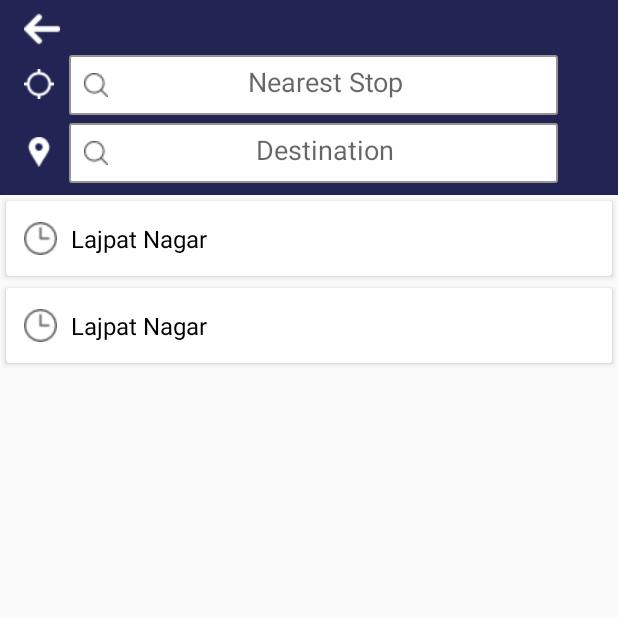
After one commit to khurranasagar/busKAROApp, an Android app: the Destinations screen opened directly, with no data from a screen before it, on a phone screen of 412 x 824 dp, the top half of it. The commit adds this screen. Run offline under Robolectric (Android 15) with nearby library versions, the phone set to English and light mode, and no system bars.

Commit message:
dest screen

```diff
--- a/app/build.gradle
+++ b/app/build.gradle
@@ -36,6 +36,7 @@ dependencies {
     implementation 'com.google.android.gms:play-services-auth:11.8.0'
     compile 'com.android.support:support-annotations:27.1.0'
     compile 'com.google.firebase:firebase-database:11.8.0'
+    implementation 'com.android.support:cardview-v7:26.1.0'
 }
 
 apply plugin: 'com.google.gms.google-services'
--- /dev/null
+++ b/app/src/main/java/com/example/sagar/buskaro/Destinations.java
@@ -0,0 +1,40 @@
+package com.example.sagar.buskaro;
+
+import android.support.v7.app.AppCompatActivity;
+import android.os.Bundle;
+import android.support.v7.widget.LinearLayoutManager;
+import android.support.v7.widget.RecyclerView;
+import android.support.v7.widget.Toolbar;
+
+import java.util.ArrayList;
+import java.util.List;
+
+public class Destinations extends AppCompatActivity {
+    RecyclerView recyclerView2;
+    ProductAdapter adapter2;
+    List<Product> destlist;
+
+
+    @Override
+    protected void onCreate(Bundle savedInstanceState) {
+        super.onCreate(savedInstanceState);
+        setContentView(R.layout.activity_destinations);
+        destlist=new ArrayList<>();
+        recyclerView2 = (RecyclerView) findViewById(R.id.destrec);
+        recyclerView2.setHasFixedSize(true);
+        recyclerView2.setLayoutManager(new LinearLayoutManager(this));
+
+        destlist.add(
+                new Product(R.drawable.clock,"Lajpat Nagar")
+        );
+        destlist.add(
+                new Product(R.drawable.clock,"Lajpat Nagar")
+        );
+
+        adapter2 = new ProductAdapter(this, destlist);
+
+        //setting adapter to recyclerview
+        recyclerView2.setAdapter(adapter2);
+
+    }
+}
--- a/app/src/main/java/com/example/sagar/buskaro/HomeScreen.java
+++ b/app/src/main/java/com/example/sagar/buskaro/HomeScreen.java
@@ -12,6 +12,7 @@ import android.support.v4.app.ActivityCompat;
 import android.support.v4.app.FragmentActivity;
 import android.support.v4.content.ContextCompat;
 import android.view.View;
+import android.widget.Button;
 import android.widget.RelativeLayout;
 import android.widget.Toast;
 
@@ -53,6 +54,7 @@ public class HomeScreen extends FragmentActivity implements OnMapReadyCallback,
     private Marker currentLocationMarker;
 
     public static final int PERMISSION_REQUEST_LOCATION_CODE = 99;
+    private Button DestButton;
 
     private View mMapView;
 
@@ -72,7 +74,14 @@ public class HomeScreen extends FragmentActivity implements OnMapReadyCallback,
         mMapView = (View) findViewById(R.id.map);
         SupportMapFragment mapFragment = (SupportMapFragment) getSupportFragmentManager()
                 .findFragmentById(R.id.map);
-
+        DestButton=(Button)findViewById(R.id.destbutton);
+        DestButton.setOnClickListener(new View.OnClickListener() {
+            @Override
+            public void onClick(View v) {
+                Intent intent=new Intent(v.getContext(),Destinations.class);
+                startActivity(intent);
+            }
+        });
         View locationButton = ((View) mMapView.findViewById(Integer.parseInt("1")).getParent()).findViewById(Integer.parseInt("2"));
         RelativeLayout.LayoutParams rlp = (RelativeLayout.LayoutParams) locationButton.getLayoutParams();
         rlp.addRule(RelativeLayout.ALIGN_PARENT_TOP, 0);
--- /dev/null
+++ b/app/src/main/java/com/example/sagar/buskaro/Product.java
@@ -0,0 +1,23 @@
+package com.example.sagar.buskaro;
+
+/**
+ * Created by Harshit Verma on 23-03-2018.
+ */
+
+public class Product {
+    private int image;
+    private String destname;
+
+    public Product(int image, String destname) {
+        this.image = image;
+        this.destname = destname;
+    }
+
+    public int getImage() {
+        return image;
+    }
+
+    public String getDestname() {
+        return destname;
+    }
+}
--- /dev/null
+++ b/app/src/main/java/com/example/sagar/buskaro/ProductAdapter.java
@@ -0,0 +1,56 @@
+package com.example.sagar.buskaro;
+
+import android.content.Context;
+import android.support.v7.widget.RecyclerView;
+import android.view.LayoutInflater;
+import android.view.View;
+import android.view.ViewGroup;
+import android.widget.ImageView;
+import android.widget.TextView;
+
+import java.util.List;
+
+/**
+ * Created by Harshit Verma on 23-03-2018.
+ */
+
+public class ProductAdapter extends RecyclerView.Adapter<ProductAdapter.ProductViewHolder> {
+    private Context ctx;
+    private List<Product> destlist;
+
+    public ProductAdapter(Context ctx, List<Product> destlist) {
+        this.ctx = ctx;
+        this.destlist = destlist;
+    }
+
+    @Override
+    public ProductViewHolder onCreateViewHolder(ViewGroup parent, int viewType) {
+        LayoutInflater inflater = LayoutInflater.from(ctx);
+        View view = inflater.inflate(R.layout.list_layout, null);
+        return new ProductViewHolder(view);
+    }
+
+    @Override
+    public void onBindViewHolder(ProductViewHolder holder, int position) {
+        Product prod=destlist.get(position);
+        holder.destname.setText(prod.getDestname());
+
+        holder.destimg.setImageDrawable(ctx.getResources().getDrawable(prod.getImage()));
+    }
+
+    @Override
+    public int getItemCount() {
+        return destlist.size();
+    }
+
+    class ProductViewHolder extends RecyclerView.ViewHolder{
+        ImageView destimg;
+        TextView destname;
+        public ProductViewHolder(View itemView) {
+            super(itemView);
+            destimg=itemView.findViewById(R.id.desticon);
+            destname=itemView.findViewById(R.id.destname);
+
+        }
+    }
+}
--- /dev/null
+++ b/app/src/main/res/drawable/login_edittext.xml
@@ -0,0 +1,22 @@
+<?xml version="1.0" encoding="utf-8"?>
+<selector xmlns:android="http://schemas.android.com/apk/res/android">
+    <item>
+        <shape>
+            <gradient
+                android:angle="270"
+                android:endColor="@color/white"
+                android:startColor="@color/white" />
+            <stroke
+                android:width="1dp"
+                android:color="@color/newgray" />
+            <corners
+                android:radius="1dp" />
+            <padding
+                android:bottom="10dp"
+                android:left="10dp"
+                android:right="10dp"
+                android:top="10dp" />
+        </shape>
+    </item>
+
+</selector>
--- /dev/null
+++ b/app/src/main/res/layout/activity_destinations.xml
@@ -0,0 +1,102 @@
+<?xml version="1.0" encoding="utf-8"?>
+<LinearLayout xmlns:android="http://schemas.android.com/apk/res/android"
+    xmlns:app="http://schemas.android.com/apk/res-auto"
+    xmlns:tools="http://schemas.android.com/tools"
+    android:layout_width="match_parent"
+    android:orientation="vertical"
+
+
+    android:layout_height="match_parent"
+    tools:context="com.example.sagar.buskaro.Destinations">
+
+
+    <android.support.v7.widget.Toolbar
+        android:id="@+id/toolbar2"
+        android:layout_width="match_parent"
+        android:layout_height="130dp"
+        android:layout_marginStart="0dp"
+
+        android:background="@color/MidnightBlue"
+        android:label="@string/Destination"
+        app:popupTheme="@style/AppTheme.PopupOverlay">
+
+        <LinearLayout
+            android:layout_width="match_parent"
+            android:layout_height="wrap_content"
+            android:layout_gravity="center"
+            android:orientation="vertical">
+
+            <ImageView
+                android:layout_width="wrap_content"
+                android:layout_height="wrap_content"
+                android:layout_marginBottom="5dp"
+                app:srcCompat="@drawable/backarrow" />
+
+            <LinearLayout
+                android:layout_width="match_parent"
+                android:layout_height="match_parent"
+                android:orientation="horizontal">
+
+                <ImageView
+                    android:id="@+id/imageView3"
+                    android:layout_width="20dp"
+                    android:layout_height="20dp"
+                    android:baselineAlignBottom="true"
+                    app:srcCompat="@drawable/current" />
+
+                <EditText
+                    android:id="@+id/neareststop"
+                    android:layout_width="match_parent"
+                    android:layout_height="40dp"
+                    android:layout_marginBottom="5dp"
+                    android:layout_marginLeft="10dp"
+                    android:layout_marginRight="40dp"
+                    android:background="@drawable/login_edittext"
+                    android:drawableLeft="@drawable/search"
+                    android:gravity="center"
+                    android:hint="@string/NearestStop"
+                    android:textAlignment="center"></EditText>
+
+
+            </LinearLayout>
+
+
+        <LinearLayout
+            android:layout_width="match_parent"
+            android:layout_height="match_parent"
+            android:orientation="horizontal">
+
+            <ImageView
+                android:id="@+id/imageView4"
+                android:layout_width="20dp"
+                android:layout_height="20dp"
+                android:baselineAlignBottom="true"
+                app:srcCompat="@drawable/destmark" />
+
+            <EditText
+                android:id="@+id/destination"
+                android:layout_width="match_parent"
+                android:layout_height="40dp"
+                android:layout_marginLeft="10dp"
+                android:layout_marginRight="40dp"
+                android:background="@drawable/login_edittext"
+                android:drawableLeft="@drawable/search"
+                android:gravity="center"
+                android:hint="@string/Destination"
+                android:textAlignment="center"></EditText>
+
+        </LinearLayout>
+
+
+
+        </LinearLayout>
+
+
+    </android.support.v7.widget.Toolbar>
+
+    <android.support.v7.widget.RecyclerView
+        android:id="@+id/destrec"
+        android:layout_width="match_parent"
+        android:layout_height="match_parent" />
+
+</LinearLayout>
--- a/app/src/main/res/layout/activity_home_screen.xml
+++ b/app/src/main/res/layout/activity_home_screen.xml
@@ -21,5 +21,13 @@ xmlns:android="http://schemas.android.com/apk/res/android" >
         android:onClick="ClickSearchBox"
         android:text="Where to ? " />
 
+    <Button
+        android:id="@+id/destbutton"
+        android:layout_width="wrap_content"
+        android:layout_height="wrap_content"
+        android:layout_below="@+id/button2"
+        android:layout_centerHorizontal="true"
+        android:text="Destination Screen" />
+
 
 </RelativeLayout>
--- /dev/null
+++ b/app/src/main/res/layout/list_layout.xml
@@ -0,0 +1,43 @@
+<?xml version="1.0" encoding="utf-8"?>
+<LinearLayout xmlns:android="http://schemas.android.com/apk/res/android"
+    android:orientation="vertical" android:layout_width="match_parent"
+    android:layout_height="wrap_content">
+
+    <android.support.v7.widget.CardView
+        android:layout_width="match_parent"
+        android:layout_height="wrap_content"
+        android:layout_margin="4dp">
+
+        <RelativeLayout
+            android:layout_width="match_parent"
+            android:layout_height="50dp"
+            android:padding="8dp">
+
+            <ImageView
+                android:id="@+id/desticon"
+                android:layout_width="30dp"
+                android:layout_height="30dp"
+                android:layout_centerVertical="true"
+                android:layout_alignParentStart="true"
+                android:padding="4dp" />
+
+            <TextView
+                android:id="@+id/destname"
+                android:layout_width="match_parent"
+                android:layout_height="wrap_content"
+                android:layout_marginLeft="5dp"
+                android:layout_centerVertical="true"
+                android:layout_toRightOf="@id/desticon"
+                android:textSize="16sp"
+                android:textAppearance="@style/Base.TextAppearance.AppCompat.Small"
+                android:text="Lajpat Nagar"
+                android:textColor="#000000" />
+
+
+        </RelativeLayout>
+
+
+
+    </android.support.v7.widget.CardView>
+
+</LinearLayout>
--- a/app/src/main/res/values/colors.xml
+++ b/app/src/main/res/values/colors.xml
@@ -1,5 +1,7 @@
 <?xml version="1.0" encoding="utf-8"?>
 <resources>
+    <color name="white">#ffffff</color>
+    <color name="newgray">#999494</color>
     <!--<color name="colorPrimary">#3F51B5</color>-->
     <!--<color name="colorPrimaryDark">#303F9F</color>-->
     <!--<color name="colorAccent">#FF4081</color>-->
--- a/app/src/main/res/values/strings.xml
+++ b/app/src/main/res/values/strings.xml
@@ -2,4 +2,6 @@
     <string name="app_name">busKARO</string>
     <string name="title_activity_slide">SlideActivity</string>
     <string name="title_activity_home_screen">Map</string>
+    <string name="Destination">Destination</string>
+    <string name="NearestStop">Nearest Stop</string>
 </resources>
--- a/app/src/main/res/values/styles.xml
+++ b/app/src/main/res/values/styles.xml
@@ -14,6 +14,19 @@
         <item name="android:windowFullscreen">true</item>
     </style>
 
+    <style name="AppTheme.AppBarOverlay" parent="ThemeOverlay.AppCompat.Dark.ActionBar" />
+
+    <style name="AppTheme.PopupOverlay" parent="ThemeOverlay.AppCompat.Light" />
+
+    <style name="ToolBarStyle" parent="Theme.AppCompat">
+        <item name="colorPrimary">@color/MidnightBlue</item>
+        <item name="colorPrimaryDark">@color/MidnightBlue</item>
+        <item name="colorAccent">@color/colorAccent</item>
+        <item name="android:textColorPrimary">@android:color/white</item>
+        <item name="android:textColorSecondary">@android:color/white</item>
+        <item name="actionMenuTextColor">@android:color/white</item>
+    </style>
+
     <style name="AppTheme.NoActionBar.AppBarOverlay" parent="ThemeOverlay.AppCompat.Dark.ActionBar" />
 
     <style name="AppTheme.NoActionBar.PopupOverlay" parent="ThemeOverlay.AppCompat.Light" />
```
Also changed, not shown: app/src/main/AndroidManifest.xml (+4 -4 lines), app/src/main/res/drawable/backarrow.png (added), app/src/main/res/drawable/clock.png (added), app/src/main/res/drawable/current.png (added), app/src/main/res/drawable/destmark.png (added), app/src/main/res/drawable/search.png (added), app/src/main/res/drawable/search3.png (added), 1 other file.
